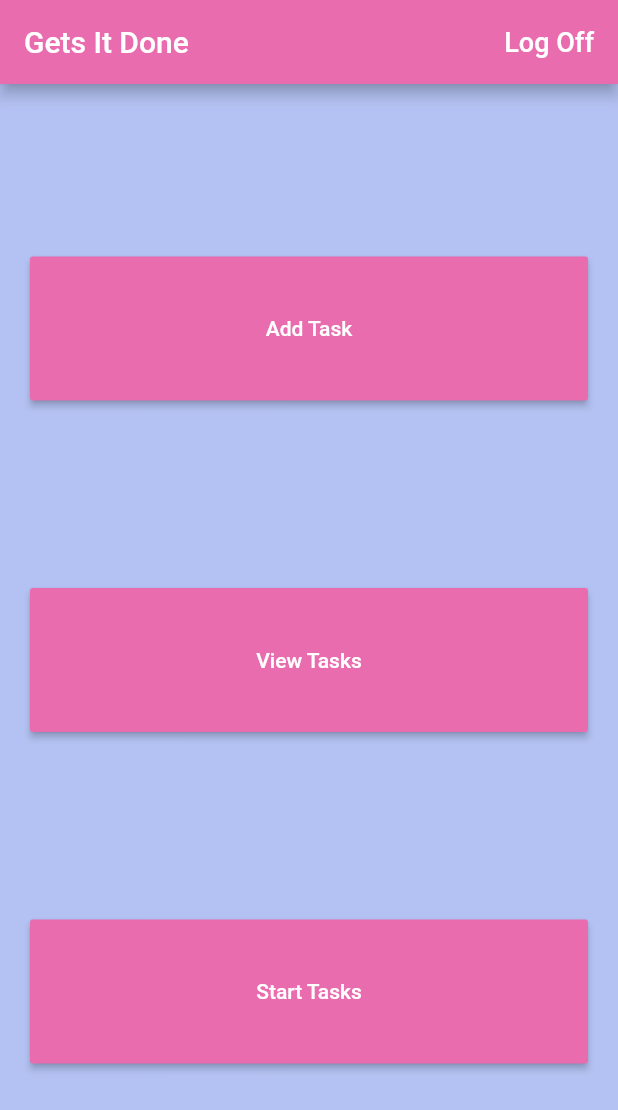
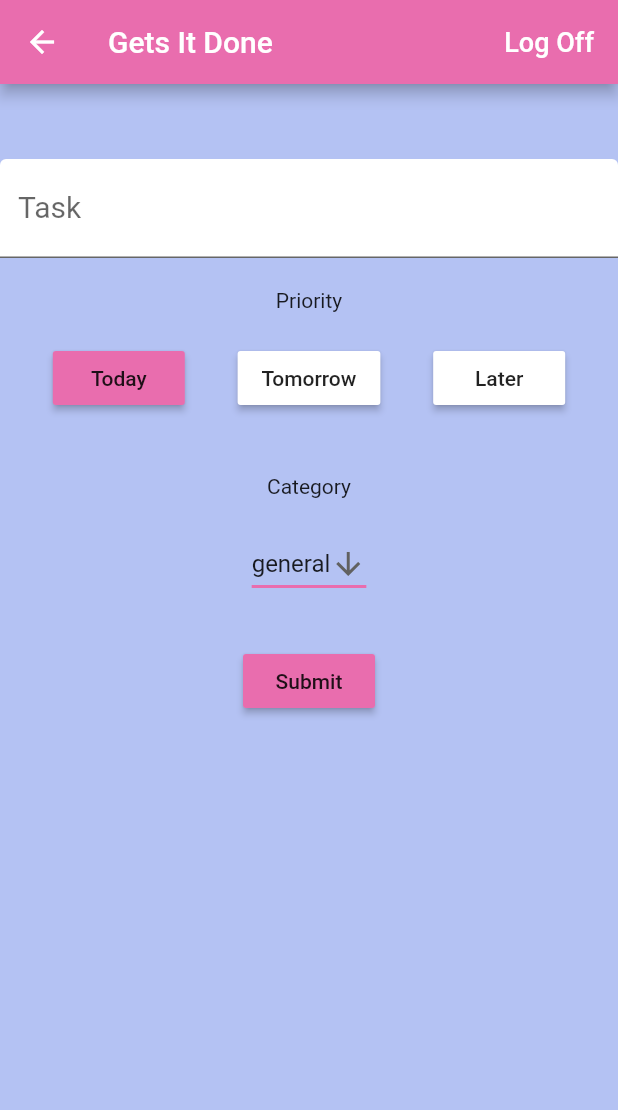
Before and after one commit to Gets-ItDone/gets-it-done-client, a Flutter app: the screen it shows once a user with an empty profile is signed in, after a tap on "Add Task", on a phone screen of 412 x 824 dp. Shown: the top 1110 px of the screen. Run offline on Flutter 3.47's test engine with Material 2 defaults, Android fonts, the phone set to English and light mode, and no system bars; our stand-ins replace firebase_auth, flutter_spinkit; accounts and stored records are empty.

Commit message:
create taskadder page

```diff
--- a/lib/screens/home/home.dart
+++ b/lib/screens/home/home.dart
@@ -1,6 +1,6 @@
 import 'package:flutter/material.dart';
+import 'package:gets_it_done/screens/task_screens/taskadder.dart';
 import 'package:gets_it_done/services/auth.dart';
-
 
 class Home extends StatelessWidget {
   final bgColor = const Color(0xFFb4c2f3);
@@ -27,7 +27,6 @@ class Home extends StatelessWidget {
               },
             )
           ],
-
         ),
         body: Container(
             color: bgColor,
@@ -47,7 +46,12 @@ class Home extends StatelessWidget {
                         color: textColor,
                       ),
                     ),
-                    onPressed: () {},
+                    onPressed: () {
+                      Navigator.push(
+                        context,
+                        MaterialPageRoute(builder: (context) => TaskAdder()),
+                      );
+                    },
                   ),
                 ),
                 Container(
--- /dev/null
+++ b/lib/screens/task_screens/taskadder.dart
@@ -0,0 +1,148 @@
+import 'package:flutter/material.dart';
+import 'package:gets_it_done/services/auth.dart';
+
+class TaskAdder extends StatefulWidget {
+  @override
+  _TaskAdderState createState() => _TaskAdderState();
+}
+
+class _TaskAdderState extends State<TaskAdder> {
+  String taskBody;
+  String priority = "today";
+  String categoryDropdown = "general";
+
+  final bgColor = const Color(0xFFb4c2f3);
+  final textColor = const Color(0xFFffffff);
+  final altBgColor = const Color(0xFFe96dae);
+  @override
+  Widget build(BuildContext context) {
+    final AuthService _auth = AuthService();
+    return Scaffold(
+        appBar: AppBar(
+          title: Text('Gets It Done'),
+          backgroundColor: altBgColor,
+          actions: <Widget>[
+            FlatButton(
+              child: Text(
+                'Log Off',
+                style: TextStyle(color: textColor, fontSize: 18.0),
+              ),
+              onPressed: () async {
+                print('Sign out');
+                await _auth.logOffUser();
+              },
+            )
+          ],
+        ),
+        backgroundColor: bgColor,
+        body: Form(
+            child: Column(
+          children: <Widget>[
+            SizedBox(
+              height: 50.0,
+            ),
+            TextFormField(
+                onChanged: (text) {
+                  setState(() {
+                    taskBody = text;
+                    print(taskBody);
+                  });
+                },
+                style: TextStyle(
+                  fontSize: 20,
+                ),
+                validator: (value) =>
+                    value.isEmpty ? 'Please write your task.' : null,
+                decoration: InputDecoration(
+                    labelText: 'Task',
+                    hintText: 'Please enter task.',
+                    fillColor: Colors.white,
+                    filled: true)),
+            SizedBox(
+              height: 20.0,
+            ),
+            Text("Priority"),
+            SizedBox(
+              height: 20.0,
+            ),
+            Row(
+              mainAxisAlignment: MainAxisAlignment.spaceEvenly,
+              children: <Widget>[
+                // RaisedButton(
+                //   onPressed: () {},
+                //   child: Text("click"),
+                // ),
+
+                RaisedButton(
+                    onPressed: () {
+                      setState(() {
+                        priority = "today";
+                        print(priority);
+                      });
+                    },
+                    color: priority == "today" ? altBgColor : Colors.white,
+                    child: Text("Today")),
+                RaisedButton(
+                    onPressed: () {
+                      setState(() {
+                        priority = "tomorrow";
+                        print(priority);
+                      });
+                    },
+                    color: priority == "tomorrow" ? altBgColor : Colors.white,
+                    child: Text("Tomorrow")),
+                RaisedButton(
+                    onPressed: () {
+                      setState(() {
+                        priority = "later";
+                        print(priority);
+                      });
+                    },
+                    color: priority == "later" ? altBgColor : Colors.white,
+                    child: Text("Later"))
+              ],
+            ),
+            SizedBox(
+              height: 40.0,
+            ),
+            Text("Category"),
+            SizedBox(
+              height: 20.0,
+            ),
+            DropdownButton<String>(
+              value: categoryDropdown.length == 0
+                  ? "Please select text"
+                  : categoryDropdown,
+              isExpanded: false,
+              underline: Container(
+                height: 2,
+                color: altBgColor,
+              ),
+              icon: Icon(Icons.arrow_downward),
+              iconSize: 24,
+              elevation: 16,
+              onChanged: (String newValue) {
+                setState(() {
+                  categoryDropdown = newValue;
+                  print(categoryDropdown);
+                });
+              },
+              items: <String>["general", "work", "school", "life"]
+                  .map<DropdownMenuItem<String>>((String value) {
+                return DropdownMenuItem<String>(
+                    child: Text(value), value: value);
+              }).toList(),
+            ),
+            SizedBox(
+              height: 30.0,
+            ),
+            RaisedButton(
+                onPressed: () {
+                  // on pressed needs to send task to database and redirect to created task
+                },
+                color: altBgColor,
+                child: Text("Submit"))
+          ],
+        )));
+  }
+}
```
